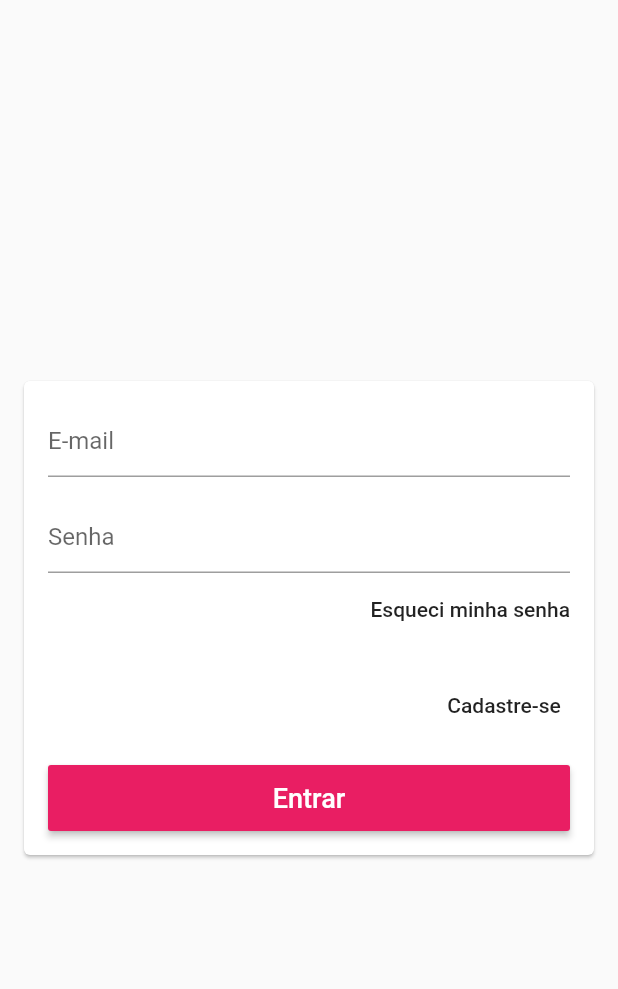
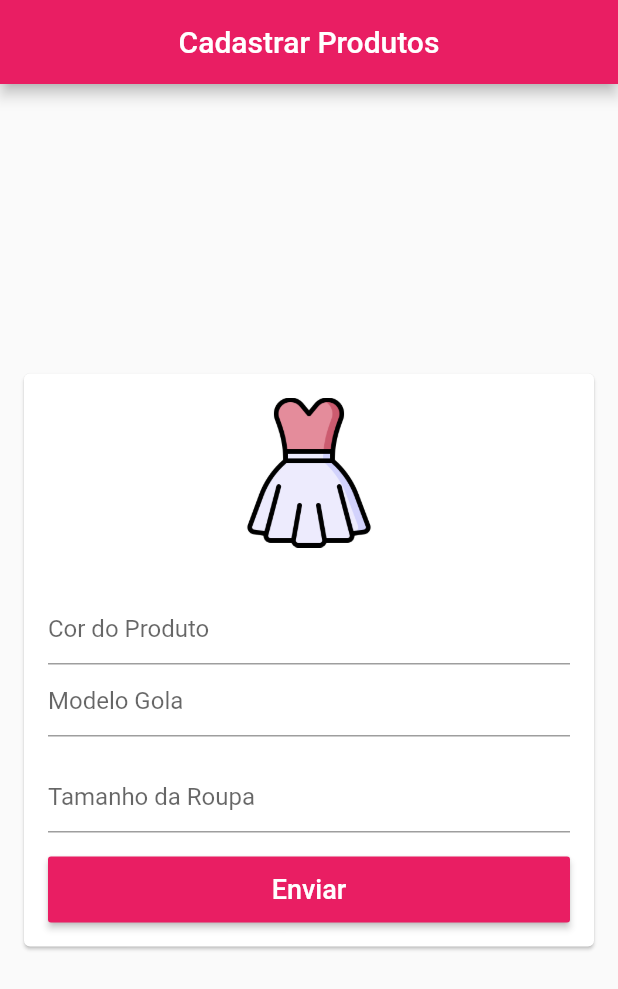
Before and after one commit to JVictoor/appLojaRoupas, a Flutter app: the screen it shows after launch, on a phone screen of 412 x 824 dp. Shown: the top 989 px of the screen. Run offline on Flutter 3.47's test engine with Material 2 defaults, Android fonts, the phone set to English and light mode, and no system bars; our stand-ins replace cloud_firestore, firebase_auth; missing offline and left inert: cloud_firestore_web, firebase_auth_web, firebase_core_web; accounts and stored records are empty.

Commit message:
vinculando o cadastro de produto com banco

```diff
--- a/lib/main.dart
+++ b/lib/main.dart
@@ -1,6 +1,9 @@
 //inicio do app
 //chama a base scren
+import 'package:apploja/models/products.dart';
+import 'package:apploja/models/products_manager.dart';
 import 'package:apploja/models/user_manager.dart';
+import 'package:apploja/pages/cadastrar_products.dart';
 //import 'package:apploja/pages/basescreen.dart';
 import 'package:apploja/pages/loginscreen.dart';
 import 'package:flutter/material.dart';
@@ -13,9 +16,9 @@ void main() {
 class MyApp extends StatelessWidget {
   @override
   Widget build(BuildContext context) {
-    return Provider(
+     return Provider(
       /* primiera coisa vai ir direto na user manger, instanciando a firebase auth(só sera executado quando tiver o toque no botão), camando o login screen */
-      create: (_) => UserManager(),
+      create: (_) => ProductsManager(),
       child: MaterialApp(
         title: 'applojavirtual',
         debugShowCheckedModeBanner: false, // retira o banner
@@ -27,7 +30,10 @@ class MyApp extends StatelessWidget {
 
         //home: Container(), // chama a container de primeira
         // home: BaseScreen(),// chama a basescren de primeira
-        home: LoginScreen(), //chama o login de primeira
+       // home: LoginScreen(), //chama o login de primeira
+       home: CadastrarProductsScreen(),
+
+
       ),
     );
   }
--- /dev/null
+++ b/lib/models/products.dart
@@ -0,0 +1,36 @@
+//tudo o que se refere ao cadastro de algo tem que vir aqui
+/* classe que interage com os usuarios */
+
+import 'package:cloud_firestore/cloud_firestore.dart';
+
+class Products {
+  Products({ this.id, this.color, this.model, this.size });
+  //Firebase trabalha com arquivo em txt (JSON), Esta pegando os dados atribuindo o que eles são e colocando no documento
+  Products.fromDocument(DocumentSnapshot document) {
+    id = document.documentID;
+    color = document.data['color'] as String;
+    model = document.data['model'] as String;
+    size = document.data['size'] as String;
+
+  }
+
+  String id;
+  String color;
+  String model;
+  String size;
+
+  //
+  //método para salvar todos os dados no banco Firestore DataBase
+  ////nome da coleção tem que ser o mesmo que foi colocado lá nahora de criar a coleção
+  Future<void> saveData() async {
+    await Firestore.instance.collection('products').document(id).setData(toMap());
+  }
+
+  Map<String, dynamic> toMap() {
+    return {
+      'color': color,
+      'model': model,
+      'size': size,
+    };
+  }
+}
--- a/lib/pages/basescreen.dart
+++ b/lib/pages/basescreen.dart
@@ -17,6 +17,7 @@ class BaseScreen extends StatelessWidget {
       physics: const NeverScrollableScrollPhysics(),
       children: <Widget>[
         Scaffold (
+
          //LoginScreen(),//tela de login
           // //acessando o arquivo do menu lateral
           drawer: CustomDrawer(),//onde esta o meu menu
--- /dev/null
+++ b/lib/pages/cadastrar_products.dart
@@ -0,0 +1,132 @@
+import 'package:apploja/models/products.dart';
+import 'package:apploja/models/products_manager.dart';
+import 'package:apploja/pages/validators.dart';
+import 'package:flutter/material.dart';
+import 'package:provider/provider.dart';
+
+class CadastrarProductsScreen extends StatelessWidget {
+  final GlobalKey<FormState> _formKey =
+      GlobalKey<FormState>(); //para quando cklicar no botão
+
+  final GlobalKey<ScaffoldState> _scaffoldKey = GlobalKey<ScaffoldState>();
+
+  final Products products = Products();
+
+  @override
+  Widget build(BuildContext context) {
+
+     return Scaffold(
+
+      //return Provider(
+      //create: (_) => ProductsManager(),
+
+    //child: Scaffold(
+      //stados fixos
+      key: _scaffoldKey,
+      appBar: AppBar(
+        title: const Text('Cadastrar Produtos'),
+        centerTitle: true,
+      ),
+      body: Center(
+
+
+
+        child: Card(
+          margin: const EdgeInsets.symmetric(horizontal: 16),
+          child: Form(
+            key: _formKey,
+            child: ListView(
+              padding: const EdgeInsets.all(16),
+              shrinkWrap: true,
+
+              children: <Widget>[
+
+                Container(
+                  width: 100,
+                  height: 100,
+                  child: Image.asset('assets/vestido.png'),
+                ),
+
+                Container(height:30),//espaço
+
+                TextFormField(
+                  decoration: const InputDecoration(hintText: 'Cor do Produto'),
+                  /* validator: (color) {
+                    if (color.isEmpty)
+                      return 'Campo obrigatório';
+                    else if (name.trim().split(' ').length <= 1)
+                      return 'Preencha seu Nome completo';
+                    return null;
+                  }, */
+                  onSaved: (color) => products.color = color,
+                ),
+
+                TextFormField(
+                  decoration: const InputDecoration(hintText: 'Modelo Gola'),
+                  /* validator: (model) {
+                    if (cpf.isEmpty)
+                      return 'Campo obrigatório';
+                    else if (cpf.length <= 13)
+                      return 'Preencha seu CPF completo';
+                    return null;
+                  }, */
+                  onSaved: (model) => products.model = model,
+                ),
+                const SizedBox(
+                  height: 16,
+                ),
+
+                TextFormField(
+                  decoration: const InputDecoration(hintText: 'Tamanho da Roupa'),
+                  onSaved: (size) => products.size = size,
+                ),
+                const SizedBox(
+                  height: 16,
+                ),
+
+
+
+                SizedBox(
+                  height: 44,
+                  child: RaisedButton(
+                    color: Theme.of(context).primaryColor,
+                    disabledColor:Theme.of(context).primaryColor.withAlpha(100),
+                    textColor: Colors.white,
+                    //aqui acontece a magica de validar
+                    onPressed: () {
+                      if (_formKey.currentState.validate()) {
+                        _formKey.currentState.save();
+                            context.read<ProductsManager>().registro(
+                            products: products,
+                            onSuccess: () {
+                              _scaffoldKey.currentState.showSnackBar(SnackBar(
+                                content: Text('Cadastro realizado com sucesso'),
+                                backgroundColor: Colors.red,
+                              ));
+                              debugPrint('sucesso');
+                              // TODO: POP
+                            },
+                            onFail: (e) {
+                              _scaffoldKey.currentState.showSnackBar(SnackBar(
+                                content: Text('Falha ao cadastrar: $e'),
+                                backgroundColor: Colors.red,
+                              ));
+                            });
+
+                      }
+                    },
+                    child: const Text(
+                      'Enviar',
+                      style: TextStyle(fontSize: 18),
+                    ),
+                  ),
+                )
+              ],
+            ),
+          ),
+        ),
+      ),
+
+   );
+  }
+}
--- a/pubspec.yaml
+++ b/pubspec.yaml
@@ -30,7 +30,7 @@ dependencies:
   #........................................................................................................................
   # vai utilizar 3 classes separadas para o JSON se comunicar com o BD da FireBase
   cupertino_icons: ^1.0.0
-  cloud_firestore:
+  cloud_firestore: ^0.13.5
   #versão antiga para funcionar legal - FirebaseAuth vinculado com a user_manage
   firebase_auth: ^0.16.0
   # provider é um modelo de provedor que vai buscar os provedores do firebase
```
Also changed, not shown: lib/models/products_manager.dart (added, +23 -0 lines), lib/pages/drawer_tile.dart (+10 -0 lines), lib/pages/loginscreen.dart (+12 -0 lines), 5 other files.
